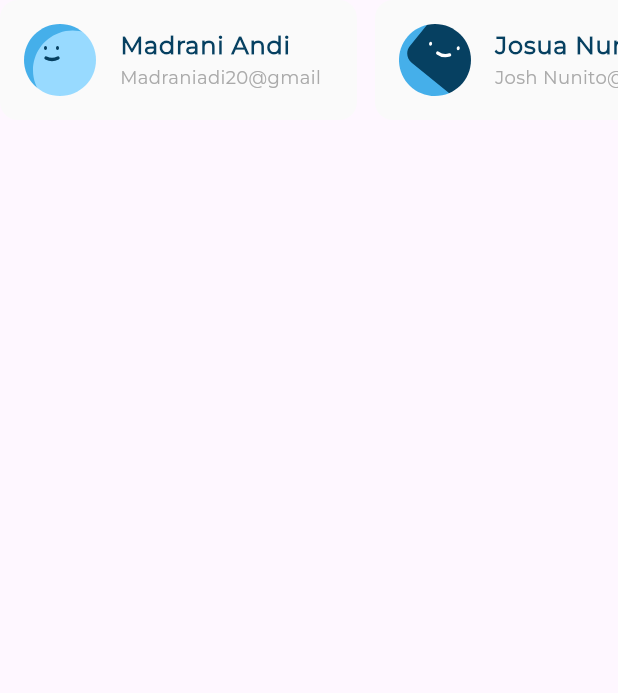
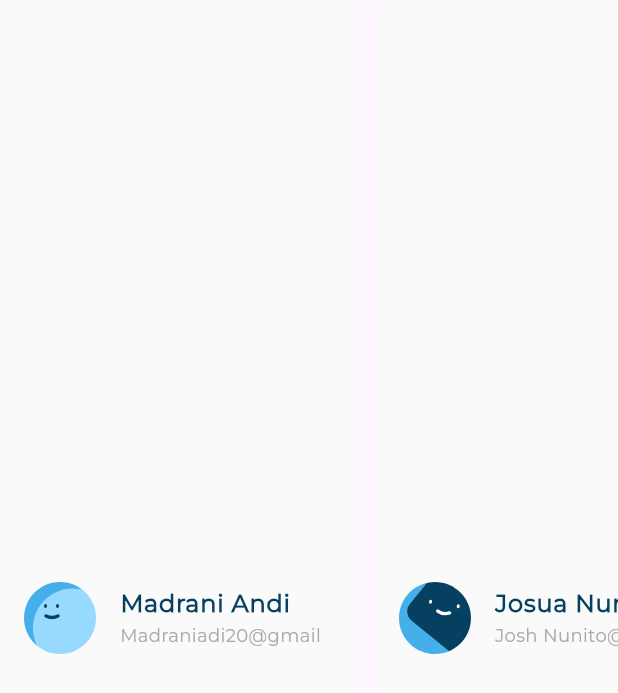
Before and after one commit to ahmedismail-10/responsive_dash_board, a Flutter app: the LatestTransactionListView widget shown alone on an empty page, opened directly, on a phone screen of 412 x 824 dp. Shown: the top 693 px of the screen. Run offline on Flutter 3.47's test engine with Material 3 defaults, Android fonts, the light colour scheme and no system bars; our stand-ins replace flutter_svg.

Commit message:
Reafactor LatestTransactionListView

```diff
--- a/lib/widgets/latest_transaction_list_view.dart
+++ b/lib/widgets/latest_transaction_list_view.dart
@@ -24,20 +24,31 @@
   ];
   @override
   Widget build(BuildContext context) {
-    return SizedBox(
-      height: 80,
-      child: ListView.separated(
-        itemCount: items.length,
-        scrollDirection: .horizontal,
-        itemBuilder: (context, index) {
-          return IntrinsicWidth(
-            child: UserInfoListTile(
-              userInfoModel: items[index],
-            ),
-          );
-        },
-        separatorBuilder: (context, index) => const SizedBox(width: 12),
+    return SingleChildScrollView(
+      scrollDirection: .horizontal,
+      child: Row(
+        spacing: 12,
+        children: items
+            .map(
+              (e) => IntrinsicWidth(child: UserInfoListTile(userInfoModel: e)),
+            )
+            .toList(),
       ),
     );
+    // return SizedBox(
+    //   height: 80,
+    //   child: ListView.separated(
+    //     itemCount: items.length,
+    //     scrollDirection: .horizontal,
+    //     itemBuilder: (context, index) {
+    //       return IntrinsicWidth(
+    //         child: UserInfoListTile(
+    //           userInfoModel: items[index],
+    //         ),
+    //       );
+    //     },
+    //     separatorBuilder: (context, index) => const SizedBox(width: 12),
+    //   ),
+    // );
   }
 }
--- a/lib/widgets/quick_invoice.dart
+++ b/lib/widgets/quick_invoice.dart
@@ -10,6 +10,7 @@
   Widget build(BuildContext context) {
     return const CustomBackgoundContainer(
       child: Column(
+        crossAxisAlignment: .start,
         spacing: 24,
         children: [
           QuickInvoiceHeader(),
```
